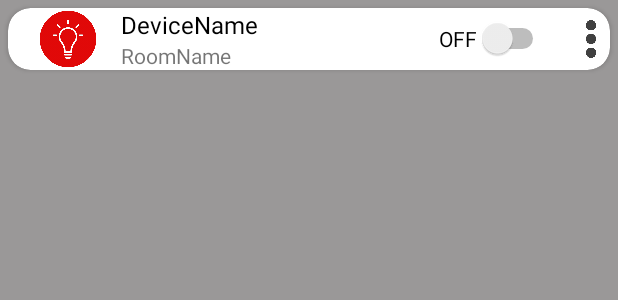
After one commit to Enot124/SmartHouse, an Android app: the layout device_item.xml on its own in the app's theme, with its tools: preview values and no code run, on a phone screen of 412 x 824 dp. The commit adds this screen. Shown: the top 300 px of the screen. Run offline under Robolectric (Android 15) with nearby library versions, the phone set to English and light mode, and no system bars.

Commit message:
Add Device Item

```diff
--- /dev/null
+++ b/app/src/main/java/com/example/smarthouse/Device.kt
@@ -0,0 +1,3 @@
+package com.example.smarthouse
+
+data class Device(val id: Int,val name : String, val roomName : String, val room : Room, val imageId : Int, var state: Boolean)
--- a/app/src/main/java/com/example/smarthouse/Room.kt
+++ b/app/src/main/java/com/example/smarthouse/Room.kt
@@ -27,4 +27,6 @@ import com.example.smarthouse.databinding.ActivityMainBinding
 
 }*/
 
-data class Room( val id: String, val name: String, val imageId : Int, val state: Boolean, val stateValue : String, val devicesCount : Int)
+data class Room( val id: String, val name: String, val imageId : Int, var state: Boolean, var stateValue : String, var devicesCount : Int){
+    var Devices : ArrayList<Device> ?= null
+}
--- a/app/src/main/java/com/example/smarthouse/RoomAdapter.kt
+++ b/app/src/main/java/com/example/smarthouse/RoomAdapter.kt
@@ -8,9 +8,9 @@ import com.example.smarthouse.databinding.RoomItemBinding
 import kotlinx.android.synthetic.main.room_item.view.*
 
 class RoomAdapter(val listener : Listener) : RecyclerView.Adapter<RoomAdapter.RoomHolder>() {
-    val roomList = ArrayList<Room>()
+    private val roomList = ArrayList<Room>()
     class RoomHolder(item : View) : RecyclerView.ViewHolder(item){
-        val binding = RoomItemBinding.bind(item)
+        private val binding = RoomItemBinding.bind(item)
         fun bind(room : Room, listener: Listener) = with(binding){
             ImageRoom.setImageResource(room.imageId)
             RoomName.text = room.name
--- /dev/null
+++ b/app/src/main/res/layout/device_item.xml
@@ -0,0 +1,78 @@
+<?xml version="1.0" encoding="utf-8"?>
+<androidx.constraintlayout.widget.ConstraintLayout xmlns:android="http://schemas.android.com/apk/res/android"
+    xmlns:app="http://schemas.android.com/apk/res-auto"
+    xmlns:tools="http://schemas.android.com/tools"
+    android:layout_width="match_parent"
+    android:layout_height="match_parent"
+    android:background="#9A9898">
+
+    <androidx.cardview.widget.CardView
+        android:layout_width="match_parent"
+        android:layout_height="wrap_content"
+        android:layout_marginStart="5dp"
+        android:layout_marginTop="5dp"
+        android:layout_marginEnd="5dp"
+        android:layout_marginBottom="5dp"
+        app:cardCornerRadius="15dp"
+        app:layout_constraintBottom_toBottomOf="parent"
+        app:layout_constraintEnd_toEndOf="parent"
+        app:layout_constraintStart_toStartOf="parent"
+        app:layout_constraintTop_toTopOf="parent"
+        app:layout_constraintVertical_bias="0.0">
+
+        <RelativeLayout
+            android:layout_width="match_parent"
+            android:layout_height="match_parent">
+
+            <ImageView
+                android:id="@+id/imageView"
+                android:layout_width="40dp"
+                android:layout_height="40dp"
+                android:layout_centerVertical="true"
+                android:layout_marginLeft="20dp"
+                android:layout_marginRight="15dp"
+                app:srcCompat="@drawable/device_off" />
+
+            <LinearLayout
+                android:layout_width="wrap_content"
+                android:layout_height="wrap_content"
+                android:layout_centerVertical="true"
+                android:layout_toEndOf="@+id/imageView"
+                android:orientation="vertical">
+
+                <TextView
+                    android:id="@+id/textView3"
+                    android:layout_width="wrap_content"
+                    android:layout_height="wrap_content"
+                    android:text="DeviceName"
+                    android:textColor="@color/black"
+                    android:textSize="16dp" />
+
+                <TextView
+                    android:id="@+id/textView2"
+                    android:layout_width="wrap_content"
+                    android:layout_height="wrap_content"
+                    android:text="RoomName"
+                    android:textSize="14dp" />
+            </LinearLayout>
+
+            <Switch
+                android:id="@+id/switch1"
+                android:layout_width="wrap_content"
+                android:layout_height="wrap_content"
+                android:layout_centerVertical="true"
+                android:layout_marginEnd="15dp"
+                android:layout_toStartOf="@+id/button"
+                android:text="OFF" />
+
+            <Button
+                android:id="@+id/button"
+                android:layout_width="25dp"
+                android:layout_height="25dp"
+                android:layout_alignParentEnd="true"
+                android:layout_centerVertical="true"
+                android:background="@drawable/three_dark"
+                android:backgroundTint="#BF000000" />
+        </RelativeLayout>
+    </androidx.cardview.widget.CardView>
+</androidx.constraintlayout.widget.ConstraintLayout>
```
Also changed, not shown: app/src/main/java/com/example/smarthouse/MainActivity.kt (+11 -4 lines), app/src/main/res/layout/activity_main.xml (+10 -13 lines), app/src/main/res/layout/light.xml (deleted, +0 -53 lines), app/src/main/res/drawable-v24/device_off.png (added), app/src/main/res/drawable-v24/device_on.png (added), app/src/main/res/drawable-v24/dimmer_off.png (added), app/src/main/res/drawable-v24/dimmer_on.png (added), app/src/main/res/drawable-v24/door_off.png (added), app/src/main/res/drawable-v24/door_on.png (added), app/src/main/res/drawable-v24/sensor_off.png (added), app/src/main/res/drawable-v24/sensor_on.png (added), app/src/main/res/drawable-v24/three_dark.png (added).
